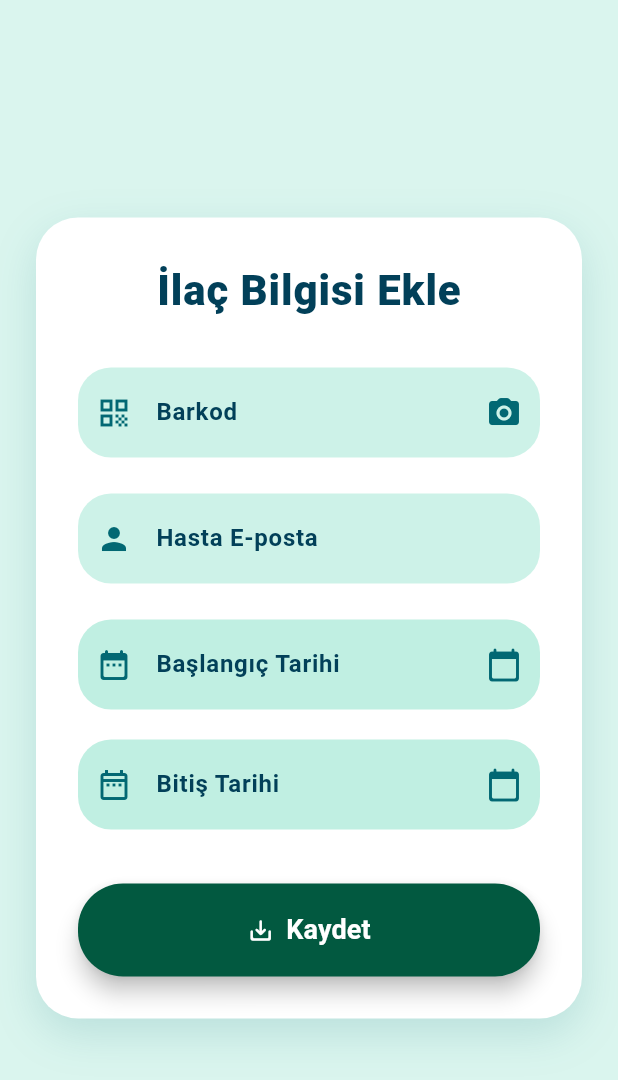
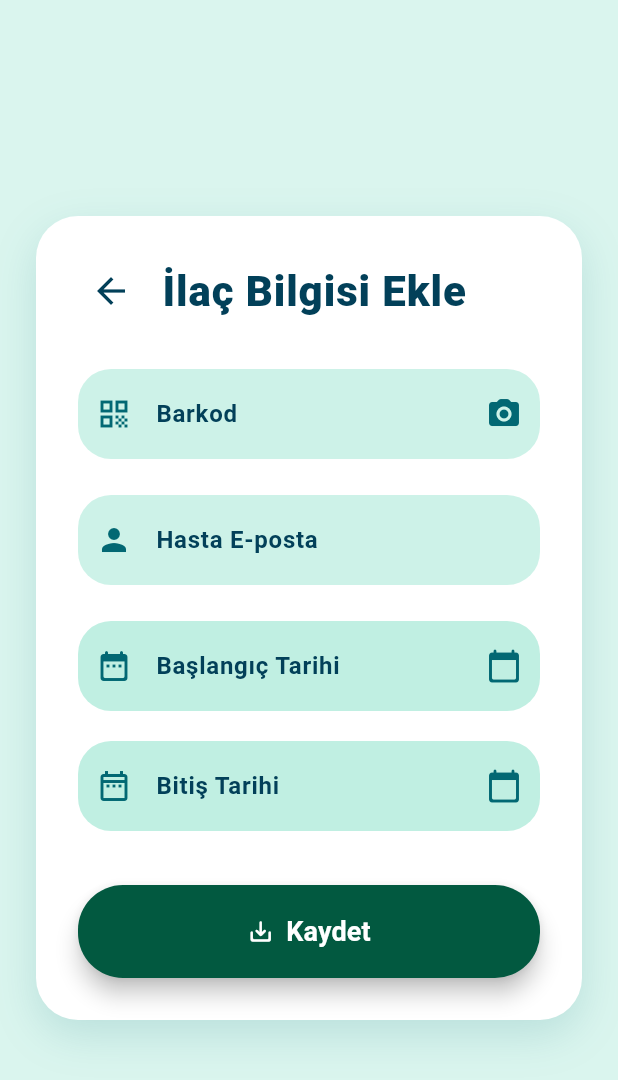
Before and after one commit to Mert30/YZTA-Bootcamp-Group-110, a Flutter app: the AddMedicinePage screen opened directly, on a phone screen of 412 x 824 dp. Shown: the top 1080 px of the screen. Run offline on Flutter 3.47's test engine with Material 3 defaults, Android fonts, the phone set to English and light mode, and no system bars; our stand-ins replace cloud_firestore, convex_bottom_bar, firebase_auth, firebase_core, flutter_bloc, google_generative_ai; missing offline and left inert: mobile_scanner; accounts and stored records are empty.

Commit message:
"Son ufak değişiklikler"

```diff
--- a/lib/ui/views/add_medicine_page.dart
+++ b/lib/ui/views/add_medicine_page.dart
@@ -5,6 +5,7 @@ import 'package:smart_med_assistant/data/service/gemini_service.dart';
 import 'package:smart_med_assistant/data/repo/prescription_repository.dart';
 import 'package:smart_med_assistant/ui/cubit/add_medicine_cubit.dart';
 import 'package:smart_med_assistant/ui/views/barcode_scanner_page.dart';
+import 'package:smart_med_assistant/ui/views/pharmacy_main_page.dart';
 
 class AddMedicinePage extends StatefulWidget {
   const AddMedicinePage({super.key});
@@ -93,6 +94,28 @@ class _AddMedicinePageState extends State<AddMedicinePage> {
                       key: _formKey,
                       child: Column(
                         children: [
+                          Row(
+                            crossAxisAlignment: CrossAxisAlignment.center,
+                            children: [
+                              InkWell(
+                                onTap: () => Navigator.pushReplacement(
+                                  context,
+                                  MaterialPageRoute(
+                                    builder: (_) => const PharmacistMainPage(),
+                                  ),
+                                ),
+                                borderRadius: BorderRadius.circular(30),
+                                splashColor: darkGreen.withOpacity(0.3),
+                                child: Padding(
+                                  padding: const EdgeInsets.all(8.0),
+                                  child: Icon(
+                                    Icons.arrow_back,
+                                    size: 28,
+                                    color: darkBlue,
+                                  ),
+                                ),
+                              ),
+                              const SizedBox(width: 12),
                               Text(
                                 "İlaç Bilgisi Ekle",
                                 style: TextStyle(
@@ -102,8 +125,9 @@ class _AddMedicinePageState extends State<AddMedicinePage> {
                                   letterSpacing: 0.6,
                                 ),
                               ),
-                          const SizedBox(height: 32),
-
+                            ],
+                          ),
+                          const SizedBox(height: 30),
                           // Barkod
                           _buildTextField(
                             controller: _barcodeController,
```
Also changed, not shown: lib/ui/views/patients_page.dart (+45 -6 lines), lib/ui/views/stock_page.dart (+7 -1 lines). Lines whose indentation alone changed are shown as unchanged.
